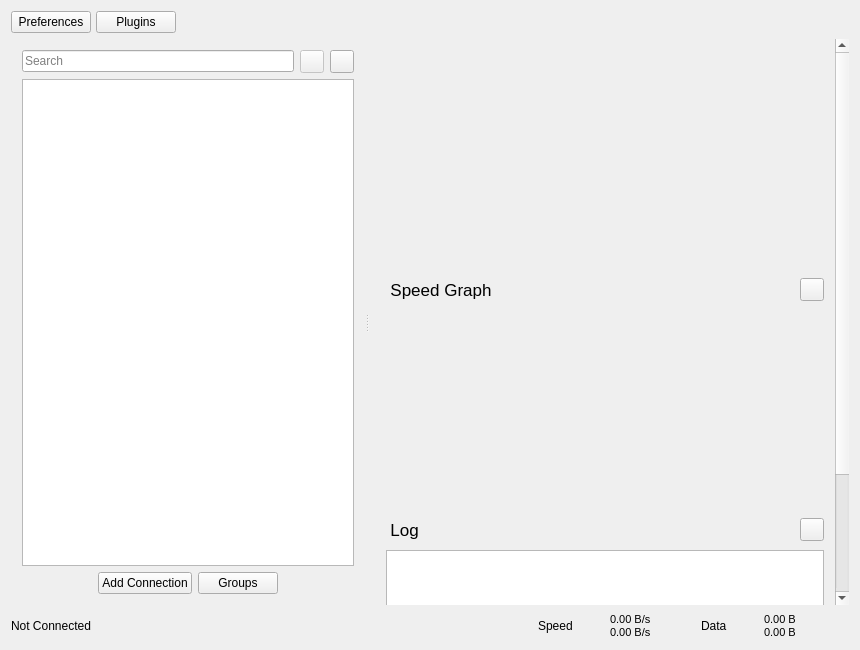
Qt form src/ui/windows/w_MainWindow.ui (Qv2ray/Qv2ray) before a commit.
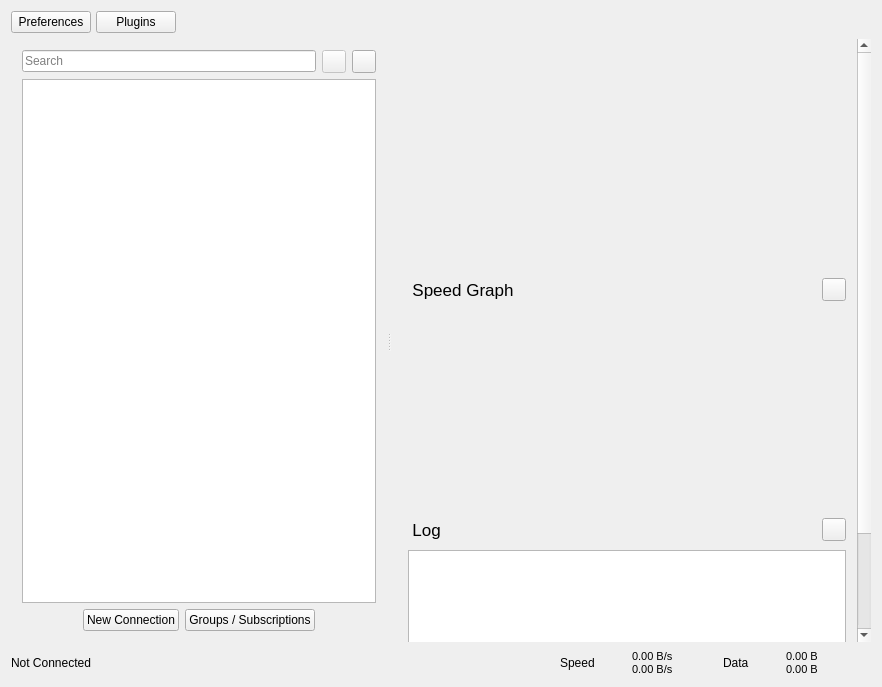
The same form after that commit. Icons and pictures are not drawn.

```diff
--- a/src/ui/windows/w_MainWindow.ui
+++ b/src/ui/windows/w_MainWindow.ui
@@ -6,8 +6,8 @@
    <rect>
     <x>0</x>
     <y>0</y>
-    <width>860</width>
-    <height>650</height>
+    <width>882</width>
+    <height>687</height>
    </rect>
   </property>
   <property name="minimumSize">
@@ -181,14 +181,14 @@
              <string>Import Connection</string>
             </property>
             <property name="text">
-             <string>Add Connection</string>
+             <string>New Connection</string>
             </property>
            </widget>
           </item>
           <item>
            <widget class="QPushButton" name="subsButton">
             <property name="text">
-             <string>Groups</string>
+             <string>Groups / Subscriptions</string>
             </property>
            </widget>
           </item>
```
